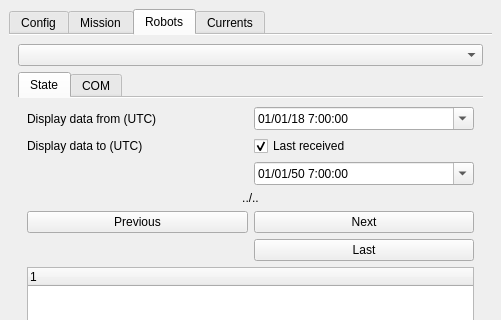
Qt form seabot_dockwidget_base.ui (ThomasLeMezo/seabot2-qgis) before a commit; both pictures show x 0 to 501 and y 0 to 320 of the 501 by 691 pixel window.
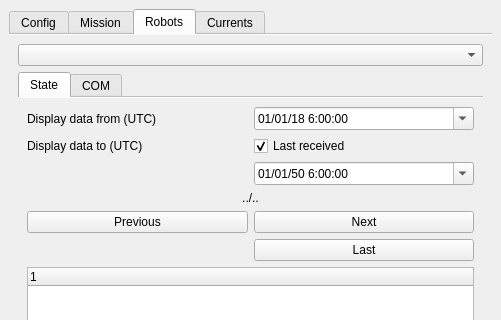
The same form after that commit. The open tabs and pages were chosen to show the change.

Patch:
```diff
--- a/seabot_dockwidget_base.ui
+++ b/seabot_dockwidget_base.ui
@@ -774,7 +774,7 @@
              <widget class="QDateTimeEdit" name="dateTimeEdit_state_view_start">
               <property name="dateTime">
                <datetime>
-                <hour>7</hour>
+                <hour>6</hour>
                 <minute>0</minute>
                 <second>0</second>
                 <year>2018</year>
@@ -784,7 +784,7 @@
               </property>
               <property name="minimumDateTime">
                <datetime>
-                <hour>18</hour>
+                <hour>17</hour>
                 <minute>0</minute>
                 <second>0</second>
                 <year>2014</year>
@@ -817,7 +817,7 @@
              <widget class="QDateTimeEdit" name="dateTimeEdit_state_view_end">
               <property name="dateTime">
                <datetime>
-                <hour>7</hour>
+                <hour>6</hour>
                 <minute>0</minute>
                 <second>0</second>
                 <year>2050</year>
@@ -827,7 +827,7 @@
               </property>
               <property name="minimumDateTime">
                <datetime>
-                <hour>18</hour>
+                <hour>17</hour>
                 <minute>0</minute>
                 <second>0</second>
                 <year>2014</year>
```
Left out of the diff: 6 changed lines with no effect on the pictures.
